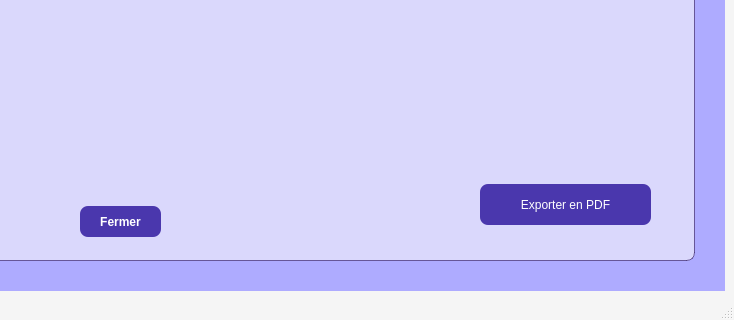
Qt form mainwindow.ui (MontaCHOUIG/MallFlow) before a commit; both pictures show x 656 to 1390 and y 480 to 800 of the 1390 by 800 pixel window.
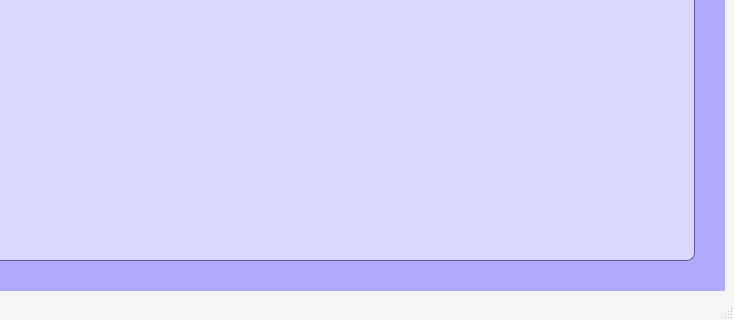
The same form after that commit. The open tabs and pages were chosen to show the change. Icons and pictures are not drawn.

Diff of the .ui file:
```diff
--- a/mainwindow.ui
+++ b/mainwindow.ui
@@ -759,70 +759,6 @@
      <attribute name="title">
       <string>Statistiques des évènements</string>
      </attribute>
-     <widget class="QPushButton" name="pushButton_7">
-      <property name="geometry">
-       <rect>
-        <x>910</x>
-        <y>470</y>
-        <width>171</width>
-        <height>41</height>
-       </rect>
-      </property>
-      <property name="styleSheet">
-       <string notr="true">QPushButton {
-background-color: rgba(35,10,152, 200);
-border-radius: 8px;
-color: white;
-}
-QPushButton:hover {
-background-color: qlineargradient(spread:pad, x1:0, y1:0, x2:0, y2:1, stop:0 rgba(117, 201, 187, 200), stop:1 rgba(35,10,152, 200));
-}</string>
-      </property>
-      <property name="text">
-       <string>Exporter en PDF</string>
-      </property>
-     </widget>
-     <widget class="QLabel" name="Sp_Label_Stats">
-      <property name="geometry">
-       <rect>
-        <x>260</x>
-        <y>50</y>
-        <width>570</width>
-        <height>431</height>
-       </rect>
-      </property>
-      <property name="text">
-       <string/>
-      </property>
-     </widget>
-     <widget class="QPushButton" name="Sp_Button_Fermer_4">
-      <property name="geometry">
-       <rect>
-        <x>510</x>
-        <y>492</y>
-        <width>81</width>
-        <height>31</height>
-       </rect>
-      </property>
-      <property name="font">
-       <font>
-        <bold>true</bold>
-       </font>
-      </property>
-      <property name="styleSheet">
-       <string notr="true">QPushButton {
-background-color: rgba(35,10,152, 200);
-border-radius: 8px;
-color: white;
-}
-QPushButton:hover {
-background-color: qlineargradient(spread:pad, x1:0, y1:0, x2:0, y2:1, stop:0 rgba(117, 201, 187, 200), stop:1 rgba(35,10,152, 200));
-}</string>
-      </property>
-      <property name="text">
-       <string>Fermer</string>
-      </property>
-     </widget>
      <widget class="QLabel" name="label_4">
       <property name="geometry">
        <rect>
@@ -839,10 +775,21 @@
        <string/>
       </property>
      </widget>
-     <zorder>label_4</zorder>
-     <zorder>pushButton_7</zorder>
-     <zorder>Sp_Label_Stats</zorder>
-     <zorder>Sp_Button_Fermer_4</zorder>
+     <widget class="QWidget" name="widget" native="true">
+      <property name="geometry">
+       <rect>
+        <x>0</x>
+        <y>0</y>
+        <width>1121</width>
+        <height>541</height>
+       </rect>
+      </property>
+      <layout class="QVBoxLayout" name="verticalLayout_2">
+       <item>
+        <layout class="QVBoxLayout" name="verticalLayout_stats"/>
+       </item>
+      </layout>
+     </widget>
     </widget>
     <widget class="QWidget" name="tab_4">
      <attribute name="title">
```
Left out of the diff: 120 changed lines with no effect on the pictures.
